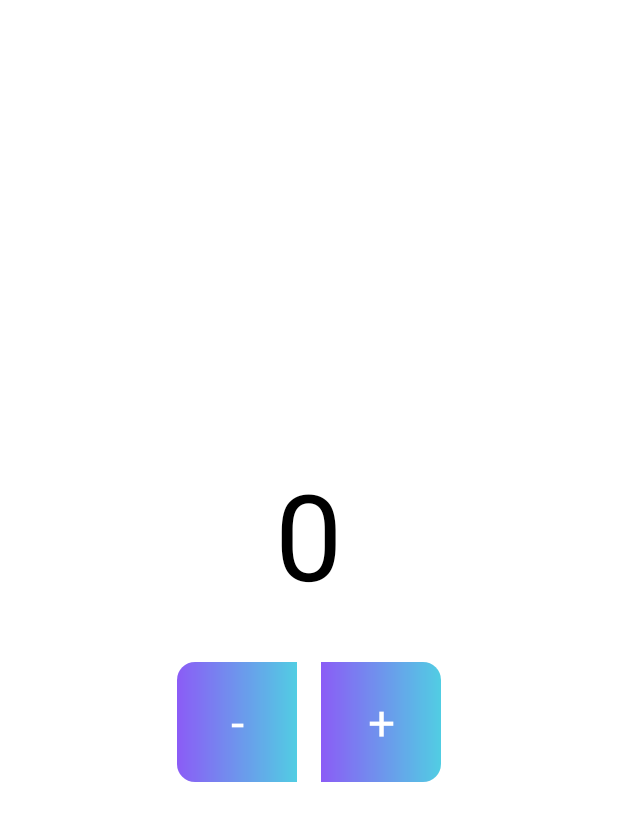
After one commit to LibrumLego/Clicker, an Android app: the NumberZoomActivity screen opened directly, with no data from a screen before it, on a phone screen of 412 x 824 dp. The commit adds this screen. Shown: the top 821 px of the screen. Run offline under Robolectric (Android 15) with nearby library versions, the phone set to English and light mode, and no system bars; 5 statements that could not run were skipped.

Commit message:
버튼 누르면 확대되는 xml 추가

```diff
--- a/app/build.gradle.kts
+++ b/app/build.gradle.kts
@@ -44,4 +44,7 @@ dependencies {
     androidTestImplementation(libs.androidx.espresso.core)
 
     implementation("androidx.core:core-splashscreen:1.0.1")
+    implementation("androidx.activity:activity-ktx:1.9.0")
+    implementation("androidx.fragment:fragment-ktx:1.6.0")
+    implementation("androidx.lifecycle:lifecycle-viewmodel-ktx:2.6.2")
 }
--- a/app/src/main/AndroidManifest.xml
+++ b/app/src/main/AndroidManifest.xml
@@ -3,6 +3,7 @@
     xmlns:tools="http://schemas.android.com/tools">
 
     <application
+        android:name=".MyApplication"
         android:allowBackup="true"
         android:dataExtractionRules="@xml/data_extraction_rules"
         android:fullBackupContent="@xml/backup_rules"
@@ -35,6 +36,9 @@
 
         <activity android:name=".HowToUseActivity" />
 
+        <activity
+            android:name=".NumberZoomActivity"
+            android:theme="@style/Theme.AppCompat.DayNight.NoActionBar"/>
     </application>
 
 </manifest>
--- /dev/null
+++ b/app/src/main/java/com/clicker/MyApplication.kt
@@ -0,0 +1,7 @@
+package com.clicker
+
+import android.app.Application
+
+class MyApplication : Application() {
+    val counterViewModel = CounterViewModel()
+}
--- /dev/null
+++ b/app/src/main/java/com/clicker/NumberZoomActivity.kt
@@ -0,0 +1,46 @@
+package com.clicker
+
+import android.os.Bundle
+import android.widget.TextView
+import androidx.appcompat.app.AppCompatActivity
+
+class NumberZoomActivity : AppCompatActivity() {
+
+    private lateinit var viewModel: CounterViewModel
+    private var index = -1
+
+    override fun onCreate(savedInstanceState: Bundle?) {
+        super.onCreate(savedInstanceState)
+        setContentView(R.layout.activity_number_zoom)
+
+        val zoomNumber = findViewById<TextView>(R.id.zoomNumber)
+        val btnMinus = findViewById<TextView>(R.id.btnMinus)
+        val btnPlus = findViewById<TextView>(R.id.btnPlus)
+
+        index = intent.getIntExtra("index", -1)
+        if (index == -1) finish()
+
+        viewModel = (application as MyApplication).counterViewModel
+
+        viewModel.counters.observe(this) { list ->
+            val item = list[index]
+            zoomNumber.text = item.value.toString()
+            btnMinus.setBackgroundResource(item.colorRes)
+            btnPlus.setBackgroundResource(item.colorRes)
+        }
+
+        btnMinus.setOnClickListener {
+            val current = viewModel.counters.value?.get(index)?.value ?: 0
+            if (current > 0) viewModel.updateValue(index, current - 1)
+        }
+        btnPlus.setOnClickListener {
+            val current = viewModel.counters.value?.get(index)?.value ?: 0
+            viewModel.updateValue(index, current + 1)
+        }
+
+        zoomNumber.setOnClickListener {
+            finish()
+            overridePendingTransition(android.R.anim.fade_in, android.R.anim.fade_out)
+        }
+    }
+}
--- /dev/null
+++ b/app/src/main/res/layout/activity_number_zoom.xml
@@ -0,0 +1,48 @@
+<?xml version="1.0" encoding="utf-8"?>
+<LinearLayout
+    xmlns:android="http://schemas.android.com/apk/res/android"
+    android:layout_width="match_parent"
+    android:layout_height="match_parent"
+    android:orientation="vertical"
+    android:gravity="center"
+    android:background="#FFFFFF"
+    android:padding="32dp">
+
+    <TextView
+        android:id="@+id/zoomNumber"
+        android:layout_width="wrap_content"
+        android:layout_height="wrap_content"
+        android:text="0"
+        android:textSize="80sp"
+        android:textColor="#000000"
+        android:gravity="center"
+        android:layout_marginBottom="32dp"/>
+
+    <LinearLayout
+        android:layout_width="wrap_content"
+        android:layout_height="wrap_content"
+        android:orientation="horizontal"
+        android:gravity="center">
+
+        <TextView
+            android:id="@+id/btnMinus"
+            android:layout_width="80dp"
+            android:layout_height="80dp"
+            android:text="-"
+            android:textColor="@android:color/white"
+            android:textSize="32sp"
+            android:gravity="center"
+            android:background="@drawable/bg_button_gradient_left"/>
+
+        <TextView
+            android:id="@+id/btnPlus"
+            android:layout_width="80dp"
+            android:layout_height="80dp"
+            android:text="+"
+            android:textColor="@android:color/white"
+            android:textSize="32sp"
+            android:gravity="center"
+            android:layout_marginStart="16dp"
+            android:background="@drawable/bg_button_gradient_right"/>
+    </LinearLayout>
+</LinearLayout>
```
Also changed, not shown: app/src/main/java/com/clicker/CounterViewModel.kt (added, +31 -0 lines), app/src/main/java/com/clicker/MainActivity.kt (+61 -67 lines), app/src/main/res/layout/item_counter.xml (+10 -13 lines).
